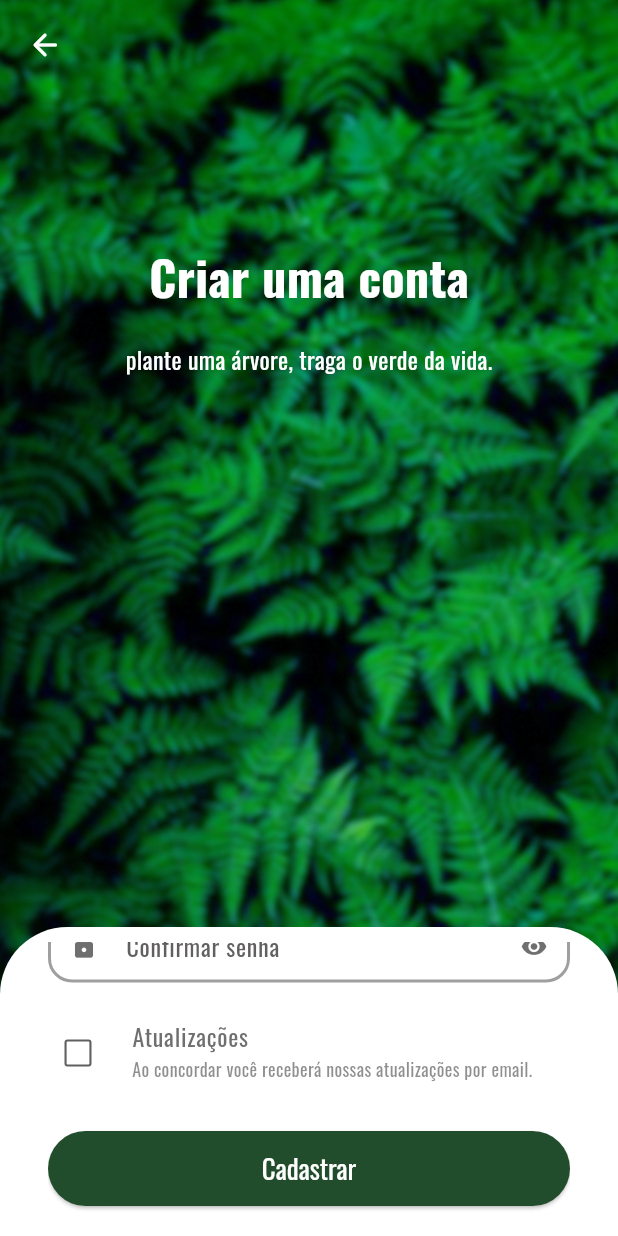
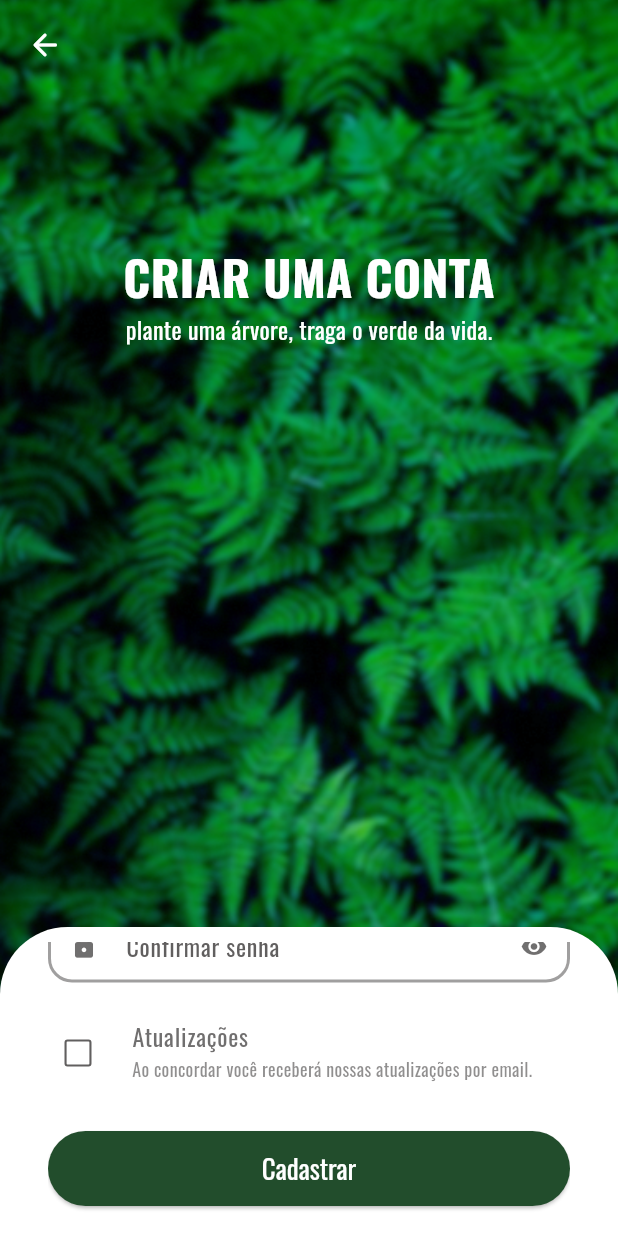
Before and after one commit to Rhogger/GreenPlace, a Flutter app: the SignUpScreen screen opened directly, scrolled down 246 dp, on a phone screen of 412 x 824 dp. Run offline on Flutter 3.47's test engine with Material 3 defaults, Android fonts, the phone set to English and light mode, and no system bars; our stand-ins replace animated_text_kit, google_fonts.

Commit message:
:recycle: refactor: Componentizando partes da tela de cadastro

```diff
--- /dev/null
+++ b/lib/src/components/styles/borders.dart
@@ -0,0 +1,15 @@
+import 'package:flutter/material.dart';
+
+import '../../config/theme.dart';
+
+class BorderProps {
+/* -------------------- Styles -------------------- */
+  static InputBorder? outlined({Color? color, double? borderRadius}) =>
+      OutlineInputBorder(
+        borderRadius: BorderRadius.circular(borderRadius ?? 16),
+        borderSide: BorderSide(
+          color: color ?? CustomColors.terciary.withOpacity(.6),
+          width: 2,
+        ),
+      );
+}
--- a/lib/src/components/styles/buttons.dart
+++ b/lib/src/components/styles/buttons.dart
@@ -2,7 +2,8 @@
 
 import '../../config/theme.dart';
 
-class ButtonStyles {
+class ButtonProps {
+/* -------------------- Styles -------------------- */
   static ButtonStyle? outlinedRoundedElevated(
           {double? borderRadius, Color? color}) =>
       ElevatedButton.styleFrom(
--- /dev/null
+++ b/lib/src/components/styles/inputs.dart
@@ -0,0 +1,4 @@
+class InputProps {
+/* -------------------- Styles -------------------- */
+
+}
--- a/lib/src/components/widgets/texts/title_widget.dart
+++ b/lib/src/components/widgets/texts/title_widget.dart
@@ -6,7 +6,7 @@
     super.key,
     required this.text,
     this.fontSize = 28,
-    this.fontWeight = FontWeight.w500,
+    this.fontWeight = FontWeight.w700,
     this.color = Colors.white,
   });
 
--- a/lib/src/screens/auth/components/checkboxs/custom_checkbox_list_tile.dart
+++ b/lib/src/screens/auth/components/checkboxs/custom_checkbox_list_tile.dart
@@ -1,6 +1,8 @@
 import 'package:flutter/material.dart';
-import 'package:google_fonts/google_fonts.dart';
-import 'package:kitanda/src/config/theme.dart';
+
+import '../../../../components/widgets/texts/simple_text_widget.dart';
+import '../../../../components/widgets/texts/subtitle_widget.dart';
+import '../../../../config/theme.dart';
 
 class CustomCheckboxListTile extends StatefulWidget {
   final String title;
@@ -24,12 +26,9 @@
   Widget build(BuildContext context) {
     return Center(
       child: CheckboxListTile(
-        title: Text(
-          widget.title,
-          style: GoogleFonts.oswald(
-            fontSize: 16,
-            color: CustomColors.terciary.withOpacity(.9),
-          ),
+        title: SimpleTextWidget(
+          text: widget.title,
+          color: CustomColors.terciary.withOpacity(.9),
         ),
         contentPadding: EdgeInsets.zero,
         activeColor: CustomColors.primary.withOpacity(.4),
@@ -37,12 +36,10 @@
         dense: true,
         controlAffinity: ListTileControlAffinity.leading,
         subtitle: widget.subtitle.isNotEmpty
-            ? Text(
-                widget.subtitle,
-                style: GoogleFonts.oswald(
-                  fontSize: 12,
-                  color: CustomColors.terciary.withOpacity(.7),
-                ),
+            ? SubTitleWidget(
+                text: widget.subtitle,
+                fontSize: 12,
+                color: CustomColors.terciary.withOpacity(.7),
               )
             : null,
         side: BorderSide(
--- a/lib/src/screens/auth/components/textfields/custom_text_field.dart
+++ b/lib/src/screens/auth/components/textfields/custom_text_field.dart
@@ -1,17 +1,22 @@
 import 'package:flutter/material.dart';
 import 'package:google_fonts/google_fonts.dart';
-import 'package:kitanda/src/config/theme.dart';
+
+import '../../../../components/styles/borders.dart';
+import '../../../../config/theme.dart';
 
 class CustomTextField extends StatefulWidget {
+  const CustomTextField({
+    super.key,
+    required this.label,
+    required this.icon,
+    this.isPassword = false,
+    this.color,
+  });
+
   final IconData icon;
   final String label;
   final bool isPassword;
-
-  const CustomTextField(
-      {super.key,
-      required this.label,
-      required this.icon,
-      this.isPassword = false});
+  final Color? color;
 
   @override
   State<CustomTextField> createState() => _CustomTextFieldState();
@@ -34,42 +39,24 @@
       child: TextFormField(
         obscureText: visibility,
         decoration: InputDecoration(
-          border: OutlineInputBorder(
-            borderRadius: BorderRadius.circular(16),
-            borderSide: BorderSide(
-              color: CustomColors.terciary.withOpacity(.6),
-              width: 2,
-            ),
-          ),
-          enabledBorder: OutlineInputBorder(
-            borderRadius: BorderRadius.circular(16),
-            borderSide: BorderSide(
-              color: CustomColors.terciary.withOpacity(.6),
-              width: 2,
-            ),
-          ),
-          focusedBorder: OutlineInputBorder(
-            borderRadius: BorderRadius.circular(16),
-            borderSide: BorderSide(
-              color: CustomColors.terciary,
-              width: 2,
-            ),
-          ),
+          border: BorderProps.outlined(),
+          enabledBorder: BorderProps.outlined(),
+          focusedBorder: BorderProps.outlined(),
           labelText: widget.label,
           labelStyle: GoogleFonts.oswald(
             color: CustomColors.terciary.withOpacity(1),
           ),
-          focusColor: CustomColors.terciary.withOpacity(.9),
+          focusColor: widget.color ?? CustomColors.terciary.withOpacity(.9),
           isDense: true,
           prefixIcon: Icon(
             widget.icon,
-            color: CustomColors.terciary.withOpacity(.9),
+            color: widget.color ?? CustomColors.terciary.withOpacity(.9),
           ),
           suffixIcon: widget.isPassword
               ? IconButton(
                   icon: Icon(
                       visibility ? Icons.visibility : Icons.visibility_off),
-                  color: CustomColors.terciary.withOpacity(.9),
+                  color: widget.color ?? CustomColors.terciary.withOpacity(.9),
                   onPressed: () {
                     setState(
                       () {
--- a/lib/src/screens/auth/screens/sign_in_screen.dart
+++ b/lib/src/screens/auth/screens/sign_in_screen.dart
@@ -107,7 +107,7 @@
                             navigatePushReplacement(
                                 context, const BaseScreen());
                           },
-                          style: ButtonStyles.filledRoundedElevated(),
+                          style: ButtonProps.filledRoundedElevated(),
                           child: const ButtonTextWidget(
                             text: "Entrar",
                           ),
@@ -159,7 +159,7 @@
                           onPressed: () {
                             navigatePush(context, const SignUpScreen());
                           },
-                          style: ButtonStyles.outlinedRoundedElevated(),
+                          style: ButtonProps.outlinedRoundedElevated(),
                           child: ButtonTextWidget(
                             text: "Criar conta",
                             color: CustomColors.primary,
--- a/lib/src/screens/auth/screens/sign_up_screen.dart
+++ b/lib/src/screens/auth/screens/sign_up_screen.dart
@@ -1,10 +1,12 @@
 import 'package:flutter/material.dart';
 import 'package:google_fonts/google_fonts.dart';
-import 'package:kitanda/src/screens/auth/components/checkboxs/custom_checkbox_list_tile.dart';
-import 'package:kitanda/src/screens/auth/components/textfields/custom_text_field.dart';
-import 'package:kitanda/src/config/theme.dart';
 
+import '../components/checkboxs/custom_checkbox_list_tile.dart';
+import '../components/textfields/custom_text_field.dart';
 import '../../../components/widgets/buttons/back_button_widget.dart';
+import '../../../components/widgets/texts/simple_text_widget.dart';
+import '../../../components/widgets/texts/title_widget.dart';
+import '../../../config/theme.dart';
 
 class SignUpScreen extends StatelessWidget {
   const SignUpScreen({super.key});
@@ -32,26 +34,18 @@
               children: [
                 Column(
                   children: [
-                    Expanded(
+                    const Expanded(
                       child: Column(
                         mainAxisAlignment: MainAxisAlignment.center,
                         children: [
-                          Text(
-                            "Criar uma conta",
-                            style: GoogleFonts.oswald(
-                              fontSize: 32,
-                              fontWeight: FontWeight.bold,
-                              color: Colors.white,
-                            ),
+                          TitleWidget(
+                            text: "Criar uma conta",
+                            fontSize: 32,
                           ),
-                          const Padding(
+                          Padding(
                             padding: EdgeInsets.only(bottom: 20),
-                          ),
-                          Text(
-                            "plante uma árvore, traga o verde da vida.",
-                            style: GoogleFonts.oswald(
-                              fontSize: 16,
-                              color: Colors.white,
+                            child: SimpleTextWidget(
+                              text: "plante uma árvore, traga o verde da vida.",
                             ),
                           ),
                         ],
@@ -63,7 +57,10 @@
                             ScrollController scrollController) {
                           return Container(
                             padding: const EdgeInsets.only(
-                                right: 32, left: 32, top: 10),
+                              right: 32,
+                              left: 32,
+                              top: 10,
+                            ),
                             decoration: const BoxDecoration(
                               color: Colors.white,
                               borderRadius: BorderRadius.vertical(
```
